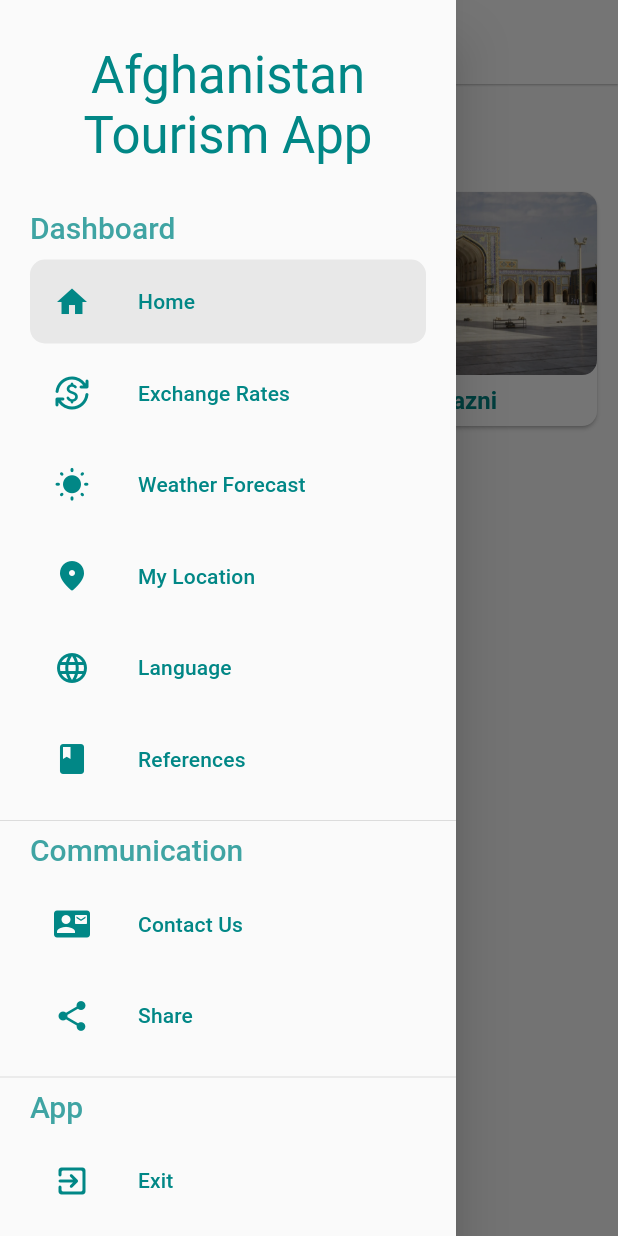
After one commit to RamezRayyan64/Afghanistan-Tourism-App, a Flutter app: the screen it shows after launch, with the side drawer open, on a phone screen of 412 x 824 dp. The commit adds this screen. Run offline on Flutter 3.47's test engine with Material 2 defaults, Android fonts, the light colour scheme and no system bars.

Commit message:
drawer added

```diff
--- a/lib/screens/home_screens/main_home_screen/main_home_screen.dart
+++ b/lib/screens/home_screens/main_home_screen/main_home_screen.dart
@@ -1,5 +1,6 @@
 import 'package:afghanistan_tourism_app/helper/functions.dart';
 import 'package:afghanistan_tourism_app/screens/home_screens/main_home_screen/sub_screens/drawer_screens/touristic_cities_screen/touristic_cities_screen.dart';
+import 'package:afghanistan_tourism_app/screens/home_screens/main_home_screen/sub_screens/drawer_screens/widgets/drawer_widgets/custom_drawer_widget.dart';
 import 'package:flutter/material.dart';
 
 class MainHomeScreen extends StatefulWidget {
@@ -24,6 +25,10 @@ class _MainHomeScreenState extends State<MainHomeScreen> {
       onWillPop: onWillPopScopeAction,
       child: Scaffold(
         appBar: appBarWithTitle(title: 'Afghanistan Tourism App'),
+        drawer: CustomDrawerWidget(
+          onTap: onTapDrawerItem,
+          currentDrawerIndex: currentDrawerIndex,
+        ),
         body: SingleChildScrollView(child: drawerScreens[currentDrawerIndex]),
       ),
     );
@@ -32,4 +37,16 @@ class _MainHomeScreenState extends State<MainHomeScreen> {
   Future<bool> onWillPopScopeAction() {
     return Future.value(false);
   }
+
+  onTapDrawerItem(index) {
+    setState(() {
+      if (index <= 6) {
+        currentDrawerIndex = index;
+      } else if (index == 7) {
+      } else {}
+    });
+    if (index != 8) {
+      Navigator.pop(context);
+    }
+  }
 }
--- /dev/null
+++ b/lib/screens/home_screens/main_home_screen/sub_screens/drawer_screens/widgets/drawer_widgets/custom_drawer_widget.dart
@@ -0,0 +1,59 @@
+import 'package:afghanistan_tourism_app/constants/lists.dart';
+import 'package:afghanistan_tourism_app/screens/home_screens/main_home_screen/sub_screens/drawer_screens/widgets/drawer_widgets/drawer_category_items_list_widget.dart';
+import 'package:flutter/material.dart';
+
+class CustomDrawerWidget extends StatelessWidget {
+  const CustomDrawerWidget({
+    super.key,
+    required this.onTap,
+    required this.currentDrawerIndex,
+  });
+
+  final Function(int) onTap;
+  final int currentDrawerIndex;
+
+  @override
+  Widget build(BuildContext context) {
+    return SafeArea(
+      child: Drawer(
+        child: SingleChildScrollView(
+          physics: const BouncingScrollPhysics(),
+          child: Column(
+            children: [
+              Padding(
+                padding:
+                    const EdgeInsets.symmetric(horizontal: 20, vertical: 30),
+                child: Text(
+                  'Afghanistan Tourism App',
+                  textAlign: TextAlign.center,
+                  style: Theme.of(context).textTheme.headlineMedium,
+                ),
+              ),
+              DrawerCategoryItemsListWidget(
+                onTap: onTap,
+                currentDrawerIndex: currentDrawerIndex,
+                flagIndex: 1,
+                title: 'Dashboard',
+                itemsList: dashboardDrawerItemsList,
+              ),
+              DrawerCategoryItemsListWidget(
+                onTap: onTap,
+                currentDrawerIndex: currentDrawerIndex,
+                flagIndex: 2,
+                title: 'Communication',
+                itemsList: communicationDrawerItemsList,
+              ),
+              DrawerCategoryItemsListWidget(
+                onTap: onTap,
+                currentDrawerIndex: currentDrawerIndex,
+                flagIndex: 3,
+                title: 'App',
+                itemsList: appDrawerItemsList,
+              ),
+            ],
+          ),
+        ),
+      ),
+    );
+  }
+}
--- /dev/null
+++ b/lib/screens/home_screens/main_home_screen/sub_screens/drawer_screens/widgets/drawer_widgets/drawer_category_items_list_widget.dart
@@ -0,0 +1,62 @@
+import 'package:afghanistan_tourism_app/screens/home_screens/main_home_screen/sub_screens/drawer_screens/widgets/drawer_widgets/drawer_item_widget.dart';
+import 'package:flutter/material.dart';
+
+class DrawerCategoryItemsListWidget extends StatelessWidget {
+  const DrawerCategoryItemsListWidget({
+    super.key,
+    required this.onTap,
+    required this.currentDrawerIndex,
+    required this.flagIndex,
+    required this.title,
+    required this.itemsList,
+  });
+
+  final Function(int) onTap;
+  final int currentDrawerIndex;
+  final int flagIndex;
+  final String title;
+  final List<Map<String, dynamic>> itemsList;
+
+  @override
+  Widget build(BuildContext context) {
+    return Column(
+      children: [
+        Padding(
+          padding: const EdgeInsets.symmetric(horizontal: 20, vertical: 0),
+          child: Column(
+            crossAxisAlignment: CrossAxisAlignment.start,
+            children: [
+              Text(
+                title,
+                style: Theme.of(context).textTheme.titleLarge!.copyWith(
+                      color: Theme.of(context)
+                          .textTheme
+                          .titleLarge!
+                          .color!
+                          .withOpacity(0.75),
+                    ),
+              ),
+              const SizedBox(
+                height: 10,
+              ),
+              ...List.generate(itemsList.length, (index) {
+                return DrawerItemWidget(
+                  onTap: onTap,
+                  index: flagIndex == 1
+                      ? index
+                      : flagIndex == 2
+                          ? index + 6
+                          : index + 8,
+                  currentDrawerIndex: currentDrawerIndex,
+                  icon: itemsList[index]['icon'],
+                  title: itemsList[index]['title'],
+                );
+              }),
+            ],
+          ),
+        ),
+        const Divider()
+      ],
+    );
+  }
+}
--- /dev/null
+++ b/lib/screens/home_screens/main_home_screen/sub_screens/drawer_screens/widgets/drawer_widgets/drawer_item_widget.dart
@@ -0,0 +1,47 @@
+import 'package:afghanistan_tourism_app/constants/colors.dart';
+import 'package:flutter/material.dart';
+
+class DrawerItemWidget extends StatelessWidget {
+  const DrawerItemWidget({
+    super.key,
+    required this.onTap,
+    required this.index,
+    required this.currentDrawerIndex,
+    required this.icon,
+    required this.title,
+  });
+
+  final Function(int) onTap;
+  final int index;
+  final int currentDrawerIndex;
+  final IconData icon;
+  final String title;
+
+  @override
+  Widget build(BuildContext context) {
+    return GestureDetector(
+      onTap: () {
+        onTap(index);
+      },
+      child: Container(
+        margin: const EdgeInsets.only(bottom: 5),
+        decoration: index == currentDrawerIndex
+            ? BoxDecoration(
+                color: kBackgroundColorDark,
+                borderRadius: BorderRadius.circular(10),
+              )
+            : const BoxDecoration(),
+        child: ListTile(
+          leading: Icon(
+            icon,
+            color: Theme.of(context).iconTheme.color,
+          ),
+          title: Text(
+            title,
+            style: Theme.of(context).textTheme.titleSmall,
+          ),
+        ),
+      ),
+    );
+  }
+}
```
